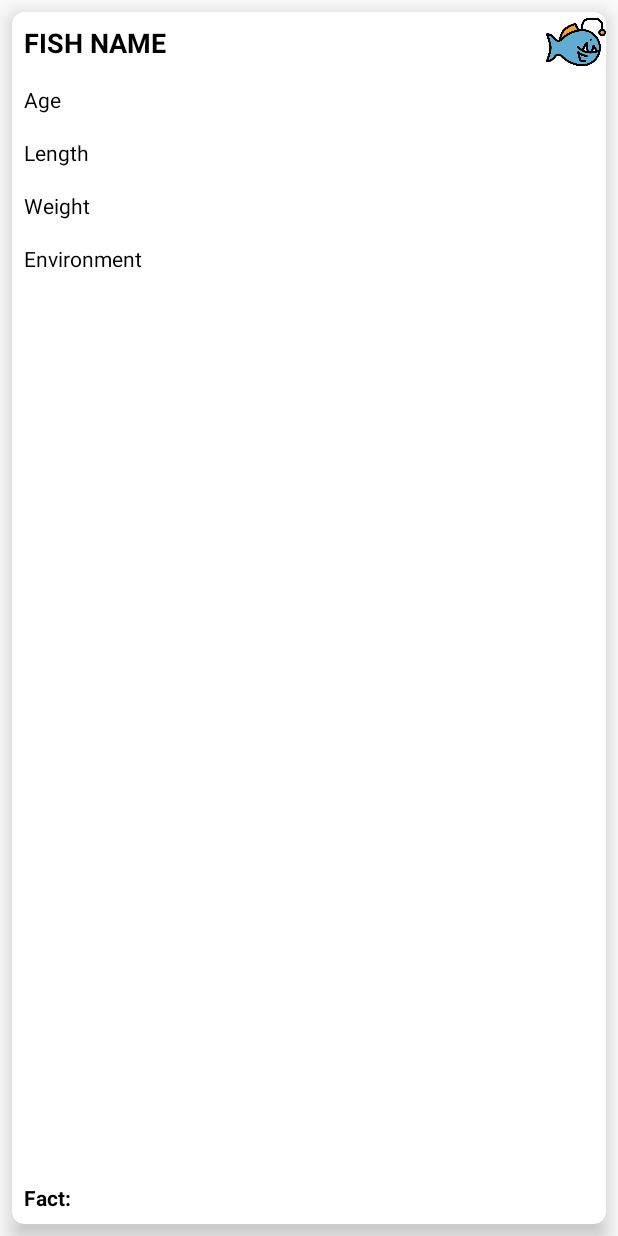
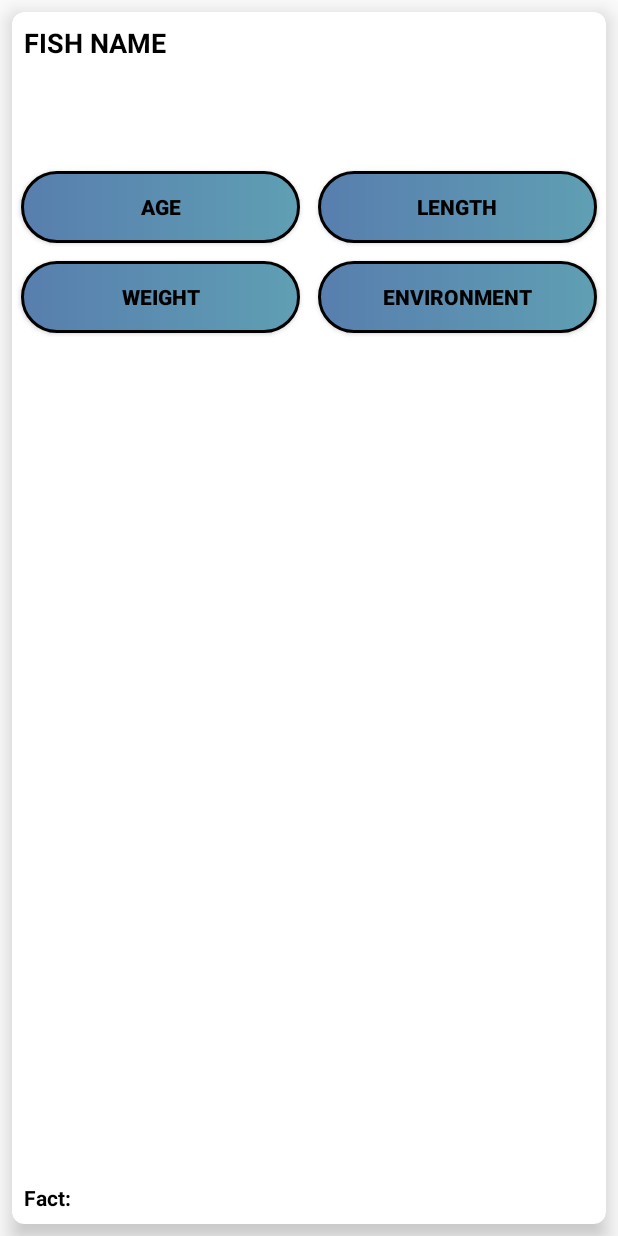
Before and after one commit to RoniBasarab/FishTrackerApp, an Android app: the layout fish_item.xml on its own in the app's theme, with its tools: preview values and no code run, on a phone screen of 412 x 824 dp. Run offline under Robolectric (Android 15) with nearby library versions, the phone set to English and light mode, and no system bars.

Commit message:
-changed button shapes and color -added new fragment background -added button press animations -added new fish icons based on fish weight -added a custom view for a cardview for future use

```diff
--- a/app/src/main/java/com/hit/fishtracker/data/customviews/parent/newviews/CustomCardView.kt
+++ b/app/src/main/java/com/hit/fishtracker/data/customviews/parent/newviews/CustomCardView.kt
@@ -14,4 +14,5 @@ class CustomCardView @JvmOverloads constructor(
     override fun inflate(): FishItemBinding = FishItemBinding.inflate(LayoutInflater.from(context),this,true)
 
 
+
 }
--- a/app/src/main/java/com/hit/fishtracker/data/views/fragments/MainFragment.kt
+++ b/app/src/main/java/com/hit/fishtracker/data/views/fragments/MainFragment.kt
@@ -8,6 +8,7 @@ import android.view.ViewGroup
 import androidx.lifecycle.Observer
 import androidx.recyclerview.widget.GridLayoutManager
 import androidx.recyclerview.widget.LinearLayoutManager
+import androidx.recyclerview.widget.StaggeredGridLayoutManager
 import com.hit.fishtracker.data.adapter.FishAdapter
 import com.hit.fishtracker.data.database.FishDatabase
 import com.hit.fishtracker.data.model.Fish
--- /dev/null
+++ b/app/src/main/res/drawable/custom_button_design.xml
@@ -0,0 +1,11 @@
+<?xml version="1.0" encoding="utf-8"?>
+<shape  xmlns:android="http://schemas.android.com/apk/res/android"
+    android:shape="rectangle">
+
+    <stroke android:width="2dp" />
+    <corners android:radius="25dp" />
+    <gradient
+        android:startColor="#587EAE"
+        android:endColor="#5F9FB3" />
+
+</shape>
--- a/app/src/main/res/layout/fish_item.xml
+++ b/app/src/main/res/layout/fish_item.xml
@@ -4,12 +4,11 @@
     android:layout_width="match_parent"
     android:layout_height="match_parent"
     xmlns:app="http://schemas.android.com/apk/res-auto"
-    app:cardBackgroundColor="@color/white"
+    app:cardBackgroundColor="#FFFFFF"
     android:id="@+id/fish_container"
     app:cardCornerRadius="8dp"
     app:cardElevation="8dp"
-    android:layout_margin="8dp"
-    >
+    android:layout_margin="8dp">
 
     <LinearLayout
         android:layout_width="match_parent"
@@ -42,66 +41,102 @@
                 android:layout_width="40dp"
                 android:layout_height="40dp"
                 android:layout_alignParentEnd="true"
-                android:src="@drawable/ic_fish_icon">
+                android:paddingTop="10dp"
+                android:paddingEnd="10dp"
+                android:src="@drawable/ic_fish_icon"
+                android:visibility="invisible"
+                tools:ignore="RtlSymmetry">
 
             </ImageView>
 
+            <View
+                android:layout_width="match_parent"
+                android:layout_height="100dp">
+
+            </View>
+
         </RelativeLayout>
 
-        <TextView
-            android:id="@+id/txtFishAge"
+        <LinearLayout
+            android:orientation="horizontal"
+            android:layout_width="match_parent"
+            android:layout_height="wrap_content">
+
+            <Button
+                android:id="@+id/btnFishAge"
                 android:layout_width="match_parent"
                 android:layout_height="wrap_content"
                 android:textSize="14sp"
-            android:textIsSelectable="true"
-            android:textStyle="normal"
+                android:textStyle="bold"
                 android:text="Age"
                 android:textColor="@color/black"
-            android:padding="8dp">
-        </TextView>
+                android:padding="8dp"
+                android:layout_weight="50"
+                android:layout_margin="6dp"
+                android:background="@drawable/custom_button_design">
+            </Button>
 
-        <TextView
-            android:id="@+id/txtFishLength"
+            <Button
+                android:id="@+id/btnFishLength"
                 android:layout_width="match_parent"
                 android:layout_height="wrap_content"
                 android:textSize="14sp"
-            android:textIsSelectable="true"
-            android:textStyle="normal"
+                android:textStyle="bold"
                 android:text="Length"
                 android:textColor="@color/black"
-            android:padding="8dp">
-        </TextView>
+                android:padding="8dp"
+                android:layout_weight="50"
+                android:layout_margin="6dp"
+                android:background="@drawable/custom_button_design">
+            </Button>
 
-        <TextView
-            android:id="@+id/txtFishWeight"
+        </LinearLayout>
+
+    <LinearLayout
+        android:orientation="horizontal"
+        android:layout_width="match_parent"
+        android:layout_height="wrap_content"
+        android:layout_marginBottom="5dp">
+
+        <Button
+            android:id="@+id/btnFishWeight"
             android:layout_width="match_parent"
             android:layout_height="wrap_content"
             android:textSize="14sp"
-            android:textIsSelectable="true"
-            android:textStyle="normal"
+            android:textStyle="bold"
             android:text="Weight"
             android:textColor="@color/black"
-            android:padding="8dp">
-        </TextView>
+            android:padding="8dp"
+            android:layout_weight="50"
+            android:layout_margin="6dp"
+            android:background="@drawable/custom_button_design">
+        </Button>
 
-        <TextView
-            android:id="@+id/txtFishEnvironment"
+        <Button
+            android:id="@+id/btnFishEnvironment"
             android:layout_width="match_parent"
             android:layout_height="wrap_content"
             android:textSize="14sp"
-            android:textIsSelectable="true"
-            android:textStyle="normal"
+            android:textStyle="bold"
             android:text="Environment"
             android:textColor="@color/black"
-            android:padding="8dp">
-        </TextView>
+            android:padding="8dp"
+            android:layout_weight="50"
+            android:layout_margin="6dp"
+            android:background="@drawable/custom_button_design">
+        </Button>
+    </LinearLayout>
+
 
     </LinearLayout>
+
+
 
     <RelativeLayout
         android:id="@+id/rlLayout"
         android:layout_width="match_parent"
         android:layout_height="match_parent">
+
 
         <LinearLayout
             android:layout_width="match_parent"
@@ -119,6 +154,7 @@
                 android:textSize="14sp"
                 android:textStyle="bold"
                 tools:ignore="Suspicious0dp">
+
             </TextView>
 
             <View
@@ -150,6 +186,8 @@
 
 
 
+
+
     </RelativeLayout>
 
 
```
Also changed, not shown: app/src/main/java/com/hit/fishtracker/data/adapter/FishAdapter.kt (+72 -6 lines), app/src/main/res/drawable/button_bubble_shape.xml (added, +13 -0 lines), app/src/main/res/layout/fragment_main.xml (+10 -1 lines). Lines whose indentation alone changed are shown as unchanged.
